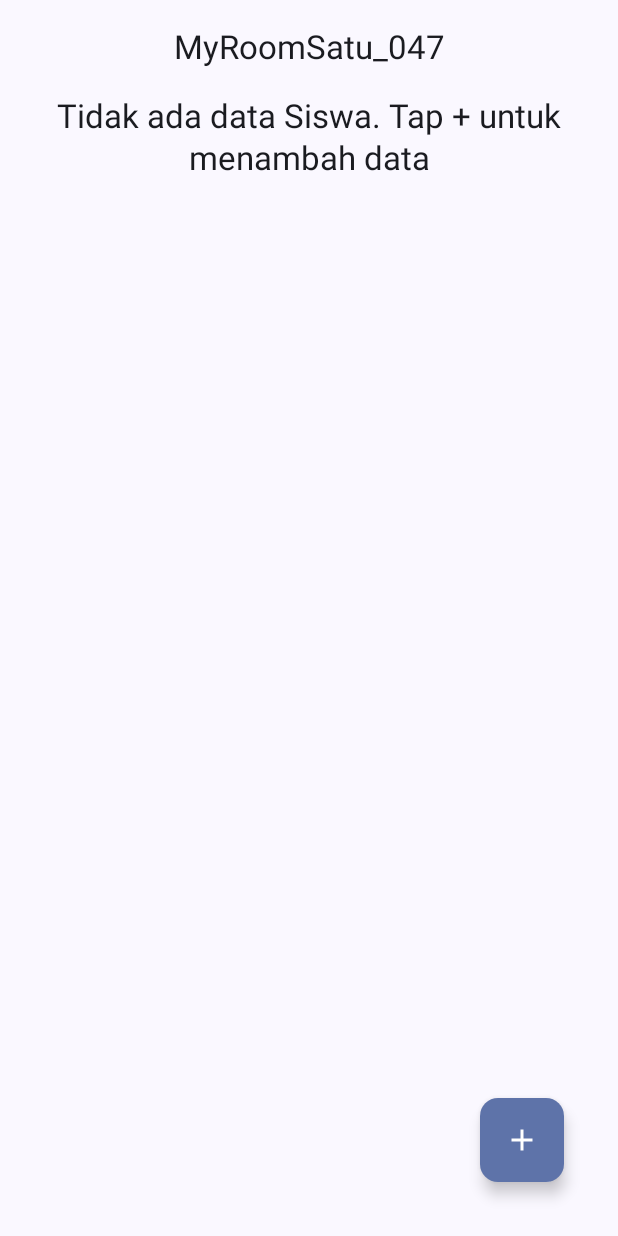
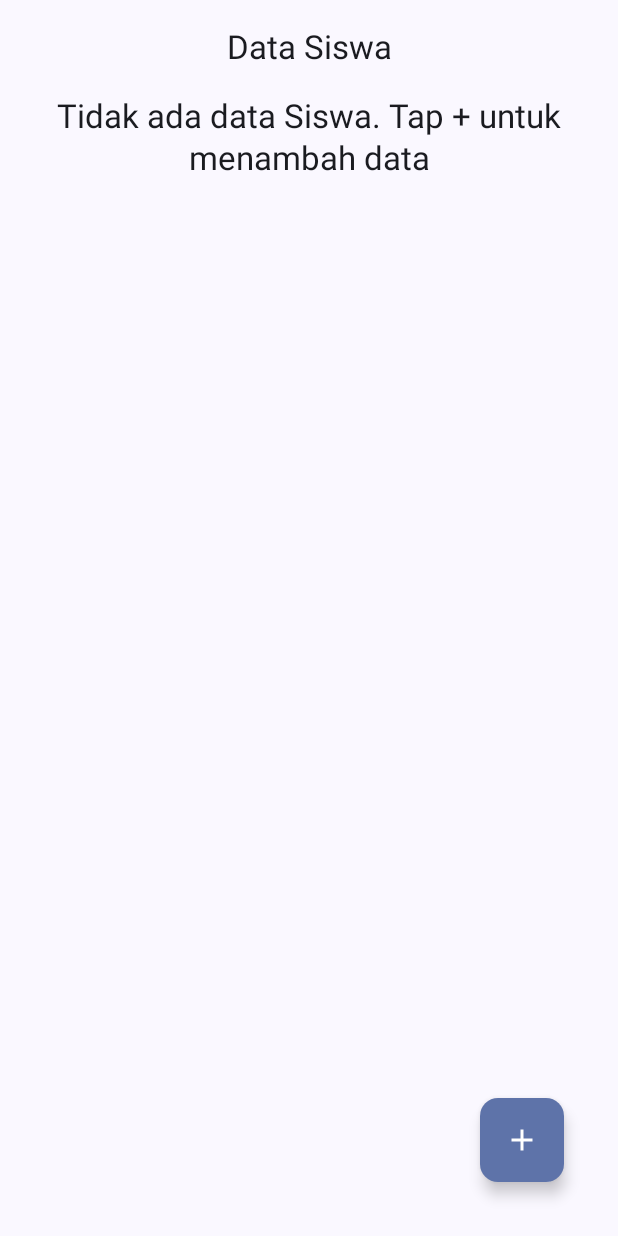
Before and after one commit to ibnatysalsabila/047_RoomDatabase, an Android app built with Jetpack Compose: the composable HomeScreen shown on its own in the app's theme, on a phone screen of 412 x 824 dp. Run offline under Robolectric (Android 15) with nearby library versions, the phone set to English and light mode, and no system bars; our stand-ins replace Room's generated code.

Commit message:
mengubah nama string name jadi data siswa (revisi sebelumnya)

```diff
--- a/app/src/main/res/values/strings.xml
+++ b/app/src/main/res/values/strings.xml
@@ -1,5 +1,5 @@
 <resources>
-    <string name="app_name">MyRoomSatu_047</string>
+    <string name="app_name">Data Siswa</string>
     <string name="entry_siswa">Tambah Siswa</string>
     <string name="deskripsi_no_item">Tidak ada data Siswa. Tap + untuk menambah data</string>
     <string name="nama">Nama Siswa*</string>
```
